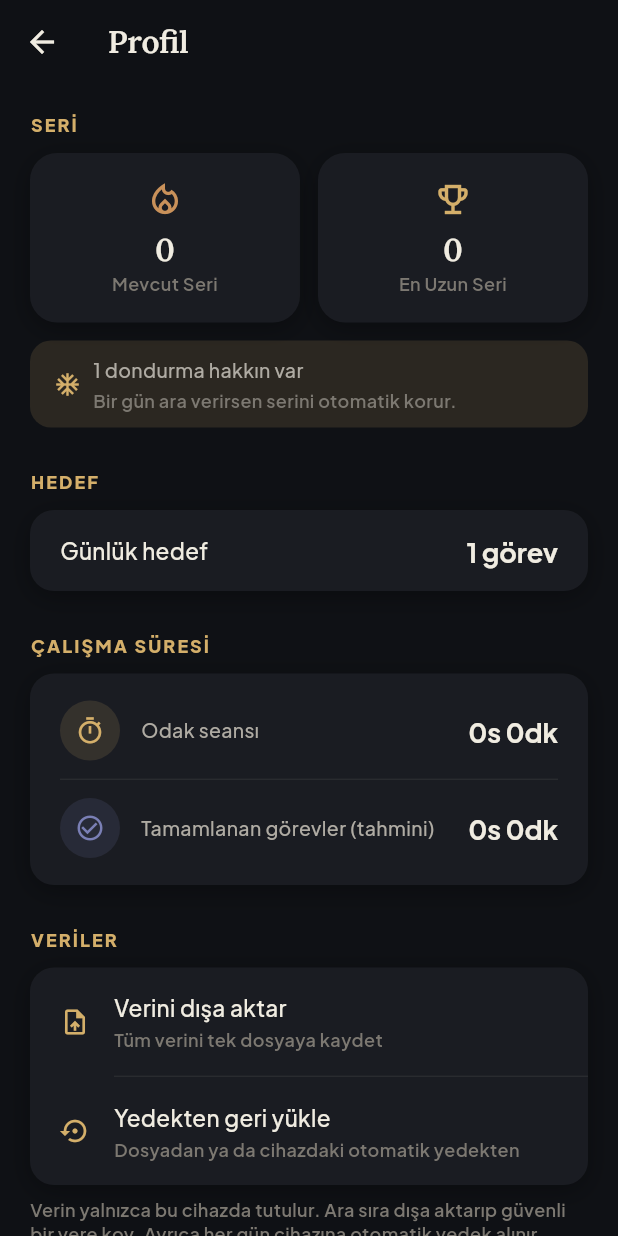
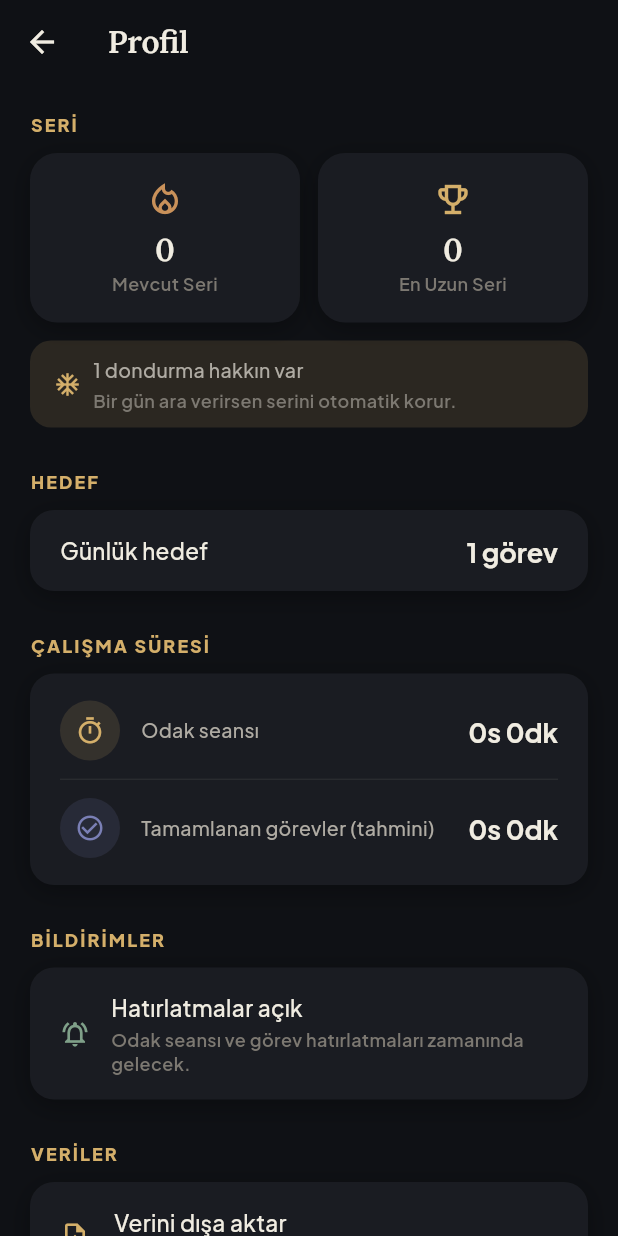
Before and after one commit to sancarcomert/study-learn, a Flutter app: the ProfileScreen screen opened directly, scrolled down 576 dp, on a phone screen of 412 x 824 dp. Run offline on Flutter 3.47's test engine with Material 3 defaults, Android fonts, the phone set to English and light mode, and no system bars; our stand-ins replace confetti, file_picker, flutter_local_notifications, flutter_riverpod, flutter_svg, google_fonts and 5 more; missing offline and left inert: home_widget; accounts and stored records are empty.

Commit message:
fix: bildirim izni kalıcı sessizce kapalı kalabiliyordu
Home/Odak ekranlarındaki izin diyalogları kullanıcı başına yalnızca bir
kez çıkıyordu — reddedilirse bir daha asla sorulmuyor, düzeltecek hiçbir
yol yoktu. Profil'e canlı bir "Bildirimler" kartı eklendi: gerçek durumu
her açılışta kontrol eder, kapalıysa doğrudan sistem ayarına götürür.
Ayrıca permission_handler'ın SCHEDULE_EXACT_ALARM kontrolü cihazda
güvenilir değildi (kapalıyken "açık" diyordu) — flutter_local_notifications'ın
AlarmManager'ı doğrudan sorgulayan metoduna geçildi.

Co-Authored-By: Claude Sonnet 5 <noreply@anthropic.com>

```diff
--- a/lib/profile_screen.dart
+++ b/lib/profile_screen.dart
@@ -1,9 +1,11 @@
 import 'package:flutter/material.dart';
 import 'package:flutter_riverpod/flutter_riverpod.dart';
+import 'package:permission_handler/permission_handler.dart';
 
 import 'about_screen.dart';
 import 'app_colors.dart';
 import 'app_text_styles.dart';
+import 'notification_service.dart';
 import 'rank_ladder_screen.dart';
 import 'rank_provider.dart';
 import 'rank_system.dart';
@@ -372,6 +374,12 @@ class ProfileScreen extends ConsumerWidget {
 
           const SizedBox(height: 28),
 
+          const Eyebrow(text: 'BİLDİRİMLER'),
+          const SizedBox(height: 10),
+          const _NotificationStatusCard(),
+
+          const SizedBox(height: 28),
+
           const DataBackupSection(),
 
           const SizedBox(height: 28),
@@ -521,6 +529,122 @@ class _ProfileStatCard extends StatelessWidget {
   }
 }
 
+/// Bildirim/odak seansı hatırlatmalarının canlı izin durumu. Home ve Odak
+/// ekranlarındaki izin diyalogları kullanıcı başına yalnızca bir kez
+/// çıkıyor — reddedilirse ya da sistem popup'ı kapatılırsa bildirimler
+/// kalıcı ve sessizce kapalı kalıyordu, kullanıcının fark edip düzeltmesi
+/// için hiçbir yol yoktu. Bu kart durumu her açılışta gerçekten sorar
+/// (kayıtlı bir bayrağa değil) ve kapalıysa doğrudan sistem ayarına götürür.
+class _NotificationStatusCard extends StatefulWidget {
+  const _NotificationStatusCard();
+
+  @override
+  State<_NotificationStatusCard> createState() =>
+      _NotificationStatusCardState();
+}
+
+class _NotificationStatusCardState extends State<_NotificationStatusCard>
+    with WidgetsBindingObserver {
+  bool? _notificationsOn;
+  bool? _exactAlarmOn;
+
+  @override
+  void initState() {
+    super.initState();
+    WidgetsBinding.instance.addObserver(this);
+    _refresh();
+  }
+
+  @override
+  void dispose() {
+    WidgetsBinding.instance.removeObserver(this);
+    super.dispose();
+  }
+
+  @override
+  void didChangeAppLifecycleState(AppLifecycleState state) {
+    // Kullanıcı sistem Ayarlar'dan dönünce durumu tazele.
+    if (state == AppLifecycleState.resumed) _refresh();
+  }
+
+  Future<void> _refresh() async {
+    final notif = await NotificationService.instance.hasNotificationPermission();
+    final exact = await NotificationService.instance.hasExactAlarmPermission();
+    if (!mounted) return;
+    setState(() {
+      _notificationsOn = notif;
+      _exactAlarmOn = exact;
+    });
+  }
+
+  Future<void> _fix() async {
+    if (_notificationsOn == false) {
+      await openAppSettings();
+    } else if (_exactAlarmOn == false) {
+      // Bu özel izin türünde .request() doğrudan doğru sistem ekranını açar.
+      await NotificationService.instance.requestExactAlarmPermission();
+    }
+  }
+
+  @override
+  Widget build(BuildContext context) {
+    final loading = _notificationsOn == null || _exactAlarmOn == null;
+    final allOn = _notificationsOn == true && _exactAlarmOn == true;
+
+    return TapScale(
+      onTap: loading || allOn ? null : _fix,
+      child: Container(
+        padding: const EdgeInsets.symmetric(horizontal: 20, vertical: 16),
+        decoration: BoxDecoration(
+          color: AppColors.surface,
+          borderRadius: BorderRadius.circular(16),
+          boxShadow: AppColors.softShadow,
+        ),
+        child: Row(
+          children: [
+            Icon(
+              allOn
+                  ? Icons.notifications_active_outlined
+                  : Icons.notifications_off_outlined,
+              size: 20,
+              color: allOn ? AppColors.success : AppColors.warning,
+            ),
+            const SizedBox(width: 14),
+            Expanded(
+              child: Column(
+                crossAxisAlignment: CrossAxisAlignment.start,
+                children: [
+                  Text(
+                    loading
+                        ? 'Kontrol ediliyor…'
+                        : allOn
+                            ? 'Hatırlatmalar açık'
+                            : 'Hatırlatmalar kapalı',
+                    style: AppTextStyles.body,
+                  ),
+                  const SizedBox(height: 2),
+                  Text(
+                    loading
+                        ? ' '
+                        : allOn
+                            ? 'Odak seansı ve görev hatırlatmaları zamanında gelecek.'
+                            : 'Odak seansı bitince ya da görev vakti gelince '
+                                'haber veremeyiz. Açmak için dokun.',
+                    style: AppTextStyles.caption,
+                  ),
+                ],
+              ),
+            ),
+            if (!loading && !allOn)
+              const Icon(Icons.chevron_right,
+                  size: 20, color: AppColors.textMuted),
+          ],
+        ),
+      ),
+    );
+  }
+}
+
 class _StudyTimeRow extends StatelessWidget {
   final IconData icon;
   final Color iconColor;
```
Also changed, not shown: lib/notification_service.dart (+25 -2 lines).
